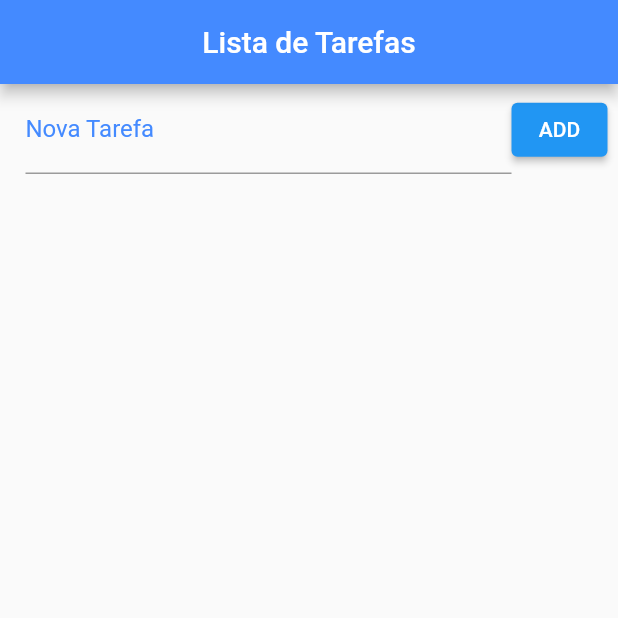
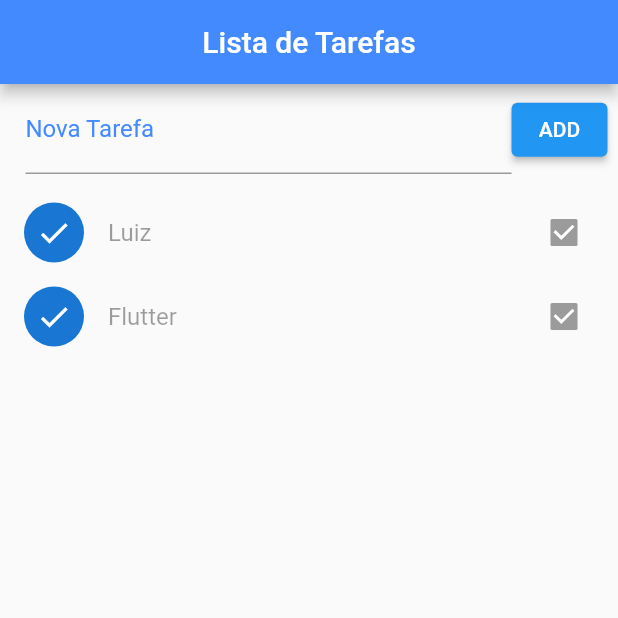
Before and after one commit to lrbarros/flutter-tarefas, a Flutter app: the screen it shows after launch, on a phone screen of 412 x 824 dp, the top half of it. Run offline on Flutter 3.47's test engine with Material 2 defaults, Android fonts, the phone set to English and light mode, and no system bars; statements that could not run were skipped.

Commit message:
parcial list

```diff
--- a/flutter_todolist/lib/main.dart
+++ b/flutter_todolist/lib/main.dart
@@ -19,7 +19,7 @@ class Home extends StatefulWidget {
 }
 
 class _HomeState extends State<Home> {
-  List _todoList = [];
+  List _todoList = [{"tittle":"Luiz" ,"ok":true}, {"tittle":"Flutter" ,"ok":true},];
 
   @override
   Widget build(BuildContext context) {
@@ -53,7 +53,21 @@ class _HomeState extends State<Home> {
                         style: TextStyle(color: Colors.white),
                       )),
                 ],
-              ))
+              )),
+          Expanded(
+            child: ListView.builder(
+                padding: EdgeInsets.only(top: 10.0),
+                itemCount: _todoList.length,
+                itemBuilder: (context, index) {
+                  return CheckboxListTile (
+                    title: Text(_todoList[index]["tittle"]),
+                    value: _todoList[index]["ok"],
+                    secondary: CircleAvatar(
+                        child: Icon((_todoList[index]["ok"]? Icons.check: Icons.error)),
+                    ), onChanged: (_todoList [index]["ok"]) async {  },
+                  );
+                }),
+          ),
         ],
       ),
     );
```
